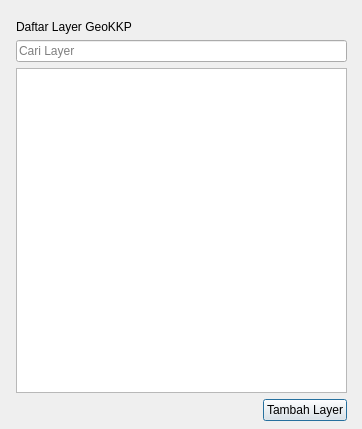
Qt form ui/addlayerv2.ui (nyanyaon/GeoKKP-GIS) before a commit.
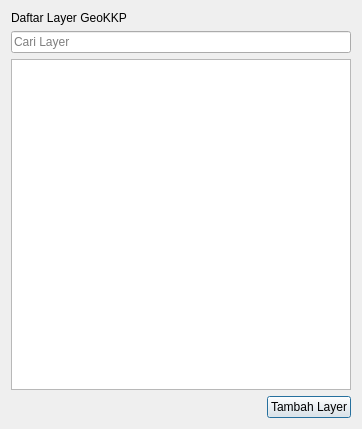
The same form after that commit. Custom widgets are drawn as their Qt base class.

Patch:
```diff
--- a/ui/addlayerv2.ui
+++ b/ui/addlayerv2.ui
@@ -13,15 +13,8 @@
   <property name="windowTitle">
    <string>Tambah Layer</string>
   </property>
-  <widget class="QWidget" name="">
-   <property name="geometry">
-    <rect>
-     <x>16</x>
-     <y>20</y>
-     <width>331</width>
-     <height>401</height>
-    </rect>
-   </property>
+  <layout class="QGridLayout" name="gridLayout">
+   <item row="0" column="0">
    <layout class="QVBoxLayout" name="verticalLayout_2">
     <item>
      <layout class="QVBoxLayout" name="verticalLayout">
@@ -129,7 +122,8 @@
      </layout>
     </item>
    </layout>
-  </widget>
+   </item>
+  </layout>
  </widget>
  <customwidgets>
   <customwidget>
```
Lines whose indentation alone changed are shown as unchanged.
